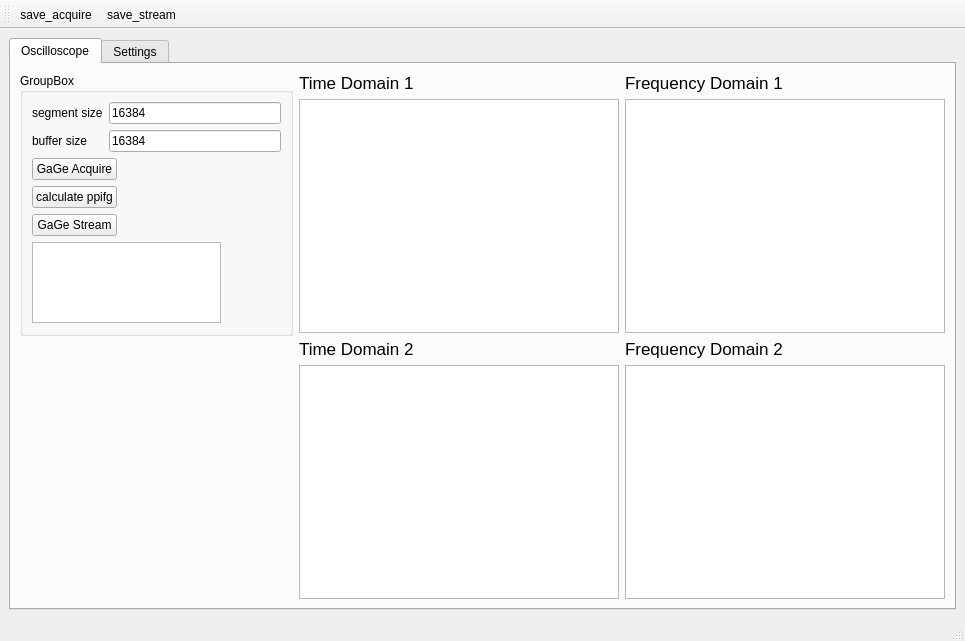
UCBoulder/GaGe_Digitzer_Python, file main_window/form.ui: the form before one commit.
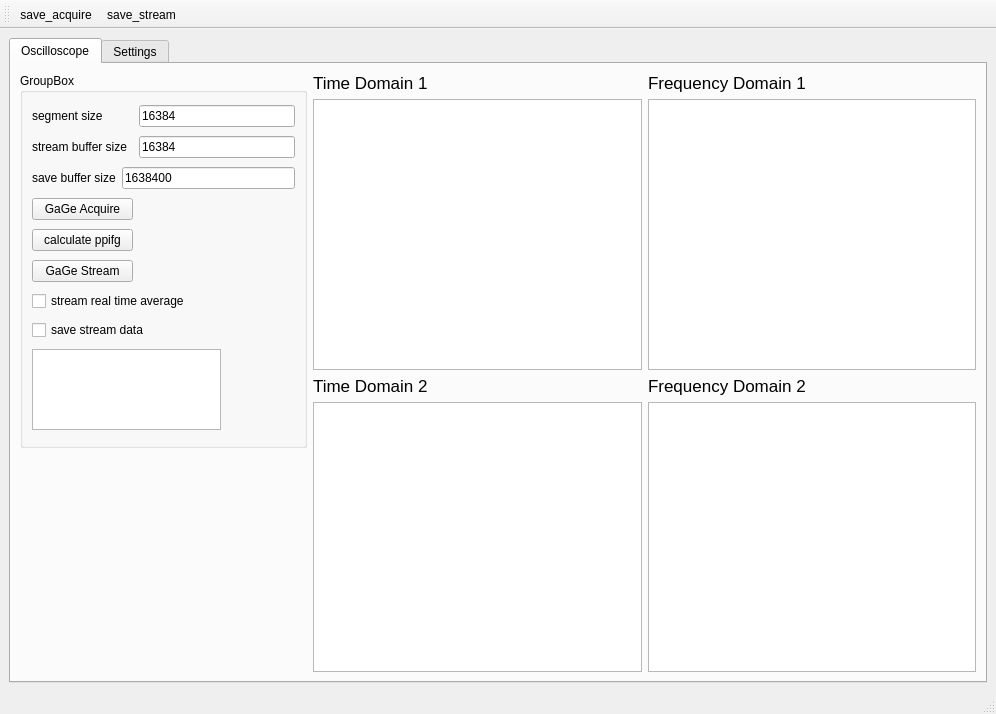
The form after the commit. Icons and pictures are not drawn. Custom widgets are drawn as their Qt base class.

Patch:
```diff
--- a/main_window/form.ui
+++ b/main_window/form.ui
@@ -6,8 +6,8 @@
    <rect>
     <x>0</x>
     <y>0</y>
-    <width>965</width>
-    <height>641</height>
+    <width>996</width>
+    <height>714</height>
    </rect>
   </property>
   <property name="windowTitle">
@@ -27,10 +27,16 @@
        <layout class="QGridLayout" name="gridLayout_3">
         <item row="0" column="0">
          <widget class="QGroupBox" name="groupBox">
+          <property name="minimumSize">
+           <size>
+            <width>287</width>
+            <height>375</height>
+           </size>
+          </property>
           <property name="maximumSize">
            <size>
-            <width>273</width>
-            <height>301</height>
+            <width>287</width>
+            <height>375</height>
            </size>
           </property>
           <property name="title">
@@ -44,35 +50,49 @@
              </property>
             </widget>
            </item>
-           <item row="0" column="1" colspan="2">
+           <item row="0" column="2" colspan="2">
             <widget class="QLineEdit" name="le_segmentsize">
              <property name="text">
               <string>16384</string>
              </property>
             </widget>
            </item>
-           <item row="1" column="0">
+           <item row="1" column="0" colspan="2">
             <widget class="QLabel" name="label_3">
              <property name="text">
-              <string>buffer size</string>
+              <string>stream buffer size</string>
              </property>
             </widget>
            </item>
-           <item row="1" column="1" colspan="2">
+           <item row="1" column="2" colspan="2">
             <widget class="QLineEdit" name="le_buffersize">
              <property name="text">
               <string>16384</string>
              </property>
             </widget>
            </item>
-           <item row="2" column="0" colspan="2">
+           <item row="2" column="0">
+            <widget class="QLabel" name="label_9">
+             <property name="text">
+              <string>save buffer size</string>
+             </property>
+            </widget>
+           </item>
+           <item row="2" column="1" colspan="3">
+            <widget class="QLineEdit" name="le_savebuffersize">
+             <property name="text">
+              <string>1638400</string>
+             </property>
+            </widget>
+           </item>
+           <item row="3" column="0" colspan="2">
             <widget class="QPushButton" name="pb_gage_acquire">
              <property name="text">
               <string>GaGe Acquire</string>
              </property>
             </widget>
            </item>
-           <item row="2" column="2">
+           <item row="3" column="3">
             <spacer name="horizontalSpacer">
              <property name="orientation">
               <enum>Qt::Horizontal</enum>
@@ -85,21 +105,35 @@
              </property>
             </spacer>
            </item>
-           <item row="3" column="0" colspan="2">
+           <item row="4" column="0" colspan="2">
             <widget class="QPushButton" name="pb_calc_ppifg">
              <property name="text">
               <string>calculate ppifg</string>
              </property>
             </widget>
            </item>
-           <item row="4" column="0" colspan="2">
+           <item row="5" column="0" colspan="2">
             <widget class="QPushButton" name="pb_gage_stream">
              <property name="text">
               <string>GaGe Stream</string>
              </property>
             </widget>
            </item>
-           <item row="5" column="0" colspan="3">
+           <item row="6" column="0" colspan="4">
+            <widget class="QCheckBox" name="cb_average">
+             <property name="text">
+              <string>stream real time average</string>
+             </property>
+            </widget>
+           </item>
+           <item row="7" column="0" colspan="3">
+            <widget class="QCheckBox" name="cb_save_stream">
+             <property name="text">
+              <string>save stream data</string>
+             </property>
+            </widget>
+           </item>
+           <item row="8" column="0" colspan="4">
             <widget class="QTextBrowser" name="tb_monitor">
              <property name="maximumSize">
               <size>
```
Left out of the diff: 4 changed lines with no effect on the pictures.
